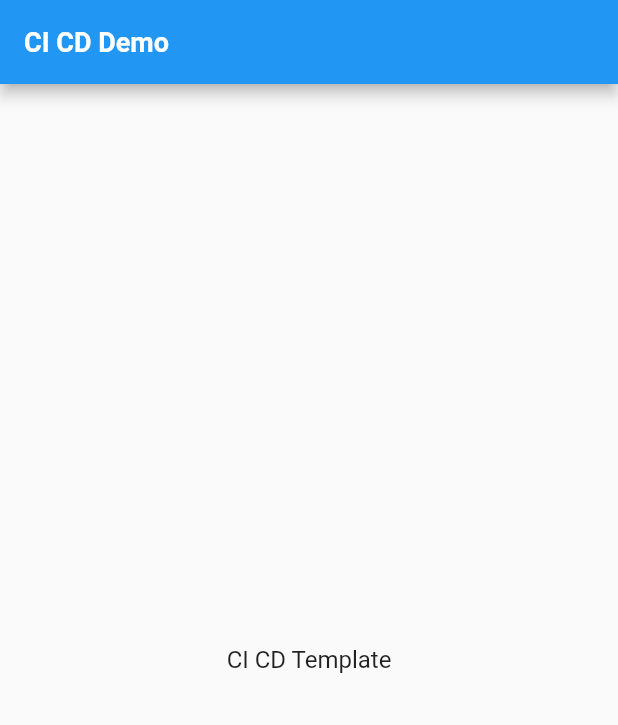
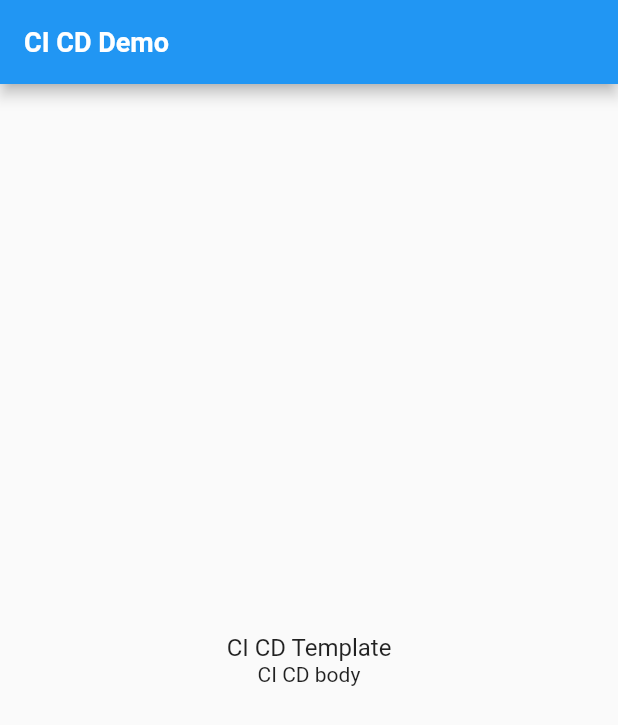
Before and after one commit to pramodsoftborne/cicdDemo, a Flutter app: the screen it shows after launch, on a phone screen of 412 x 824 dp. Shown: the top 725 px of the screen. Run offline on Flutter 3.47's test engine with Material 2 defaults, Android fonts, the phone set to English and light mode, and no system bars.

Commit message:
home page updated

```diff
--- a/lib/home_page.dart
+++ b/lib/home_page.dart
@@ -20,12 +20,24 @@ class _HomePageViewState extends State<HomePageView> {
           ),
         ),
       ),
-      body: const Center(
-        child: Text(
-          "CI CD Template",
-          style: TextStyle(
-            fontSize: 16,
-          ),
+      body: Center(
+        child: Column(
+          mainAxisAlignment: MainAxisAlignment.center,
+          crossAxisAlignment: CrossAxisAlignment.center,
+          children: const [
+            Text(
+              "CI CD Template",
+              style: TextStyle(
+                fontSize: 16,
+              ),
+            ),
+            Text(
+              "CI CD body",
+              style: TextStyle(
+                fontSize: 14,
+              ),
+            ),
+          ],
         ),
       ),
     );
```
